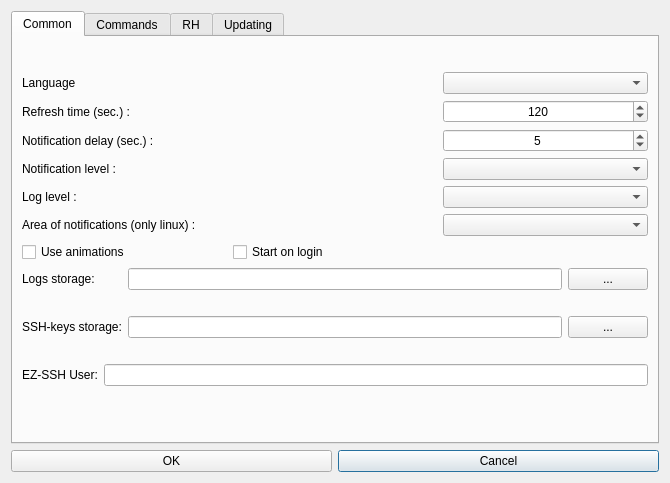
This is hub/forms/DlgSettings.ui in subutai-io/control-center as Qt 5 draws it before an edit. The edited form follows.
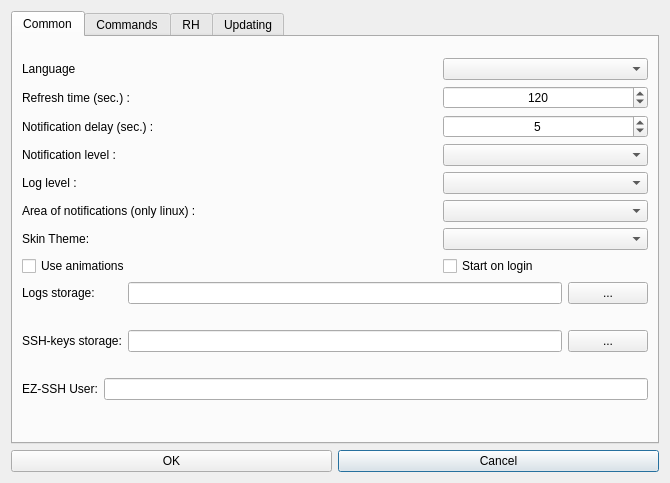
This is the edited form. Icons and pictures are not drawn.

Commit message: added UI skins for tray

Patch:
```diff
--- a/hub/forms/DlgSettings.ui
+++ b/hub/forms/DlgSettings.ui
@@ -60,7 +60,7 @@
              </property>
             </widget>
            </item>
-           <item row="8" column="0" colspan="3">
+           <item row="9" column="0" colspan="3">
             <layout class="QGridLayout" name="gridLayout_2">
              <item row="0" column="0">
               <widget class="QLabel" name="lbl_ssh_user">
@@ -90,19 +90,6 @@
              </item>
             </layout>
            </item>
-           <item row="5" column="0" colspan="2">
-            <widget class="QLabel" name="lbl_preferred_notifications_place">
-             <property name="toolTip">
-              <string>Works only if tray couldn't get sys. tray icon's coordinates</string>
-             </property>
-             <property name="text">
-              <string>Area of notifications (only linux) :</string>
-             </property>
-             <property name="wordWrap">
-              <bool>false</bool>
-             </property>
-            </widget>
-           </item>
            <item row="2" column="0">
             <widget class="QLabel" name="lbl_notification_delay">
              <property name="text">
@@ -113,7 +100,7 @@
            <item row="4" column="2">
             <widget class="QComboBox" name="cb_log_level"/>
            </item>
-           <item row="7" column="0" colspan="3">
+           <item row="8" column="0" colspan="3">
             <layout class="QGridLayout" name="gridLayout_4">
              <item row="0" column="0">
               <widget class="QLabel" name="lbl_logs_storage">
@@ -222,7 +209,7 @@
              </property>
             </widget>
            </item>
-           <item row="6" column="0">
+           <item row="7" column="0">
             <widget class="QCheckBox" name="chk_use_animations">
              <property name="text">
               <string>Use animations</string>
@@ -271,12 +258,8 @@
              </property>
             </widget>
            </item>
-           <item row="6" column="1" colspan="2">
-            <widget class="QCheckBox" name="chk_autostart">
-             <property name="text">
-              <string>Start on login</string>
-             </property>
-            </widget>
+           <item row="0" column="2">
+            <widget class="QComboBox" name="cb_locale"/>
            </item>
            <item row="0" column="0">
             <widget class="QLabel" name="lbl_locale">
@@ -285,8 +268,35 @@
              </property>
             </widget>
            </item>
-           <item row="0" column="2">
-            <widget class="QComboBox" name="cb_locale"/>
+           <item row="5" column="0">
+            <widget class="QLabel" name="lbl_preferred_notifications_place">
+             <property name="toolTip">
+              <string>Works only if tray couldn't get sys. tray icon's coordinates</string>
+             </property>
+             <property name="text">
+              <string>Area of notifications (only linux) :</string>
+             </property>
+             <property name="wordWrap">
+              <bool>false</bool>
+             </property>
+            </widget>
+           </item>
+           <item row="7" column="2">
+            <widget class="QCheckBox" name="chk_autostart">
+             <property name="text">
+              <string>Start on login</string>
+             </property>
+            </widget>
+           </item>
+           <item row="6" column="0">
+            <widget class="QLabel" name="lbl_tray_skin">
+             <property name="text">
+              <string>Skin Theme:</string>
+             </property>
+            </widget>
+           </item>
+           <item row="6" column="2">
+            <widget class="QComboBox" name="cb_tray_skin"/>
            </item>
           </layout>
          </item>
```
Left out of the diff: 6 changed lines with no effect on the pictures. The commit also changes 54 other files.
